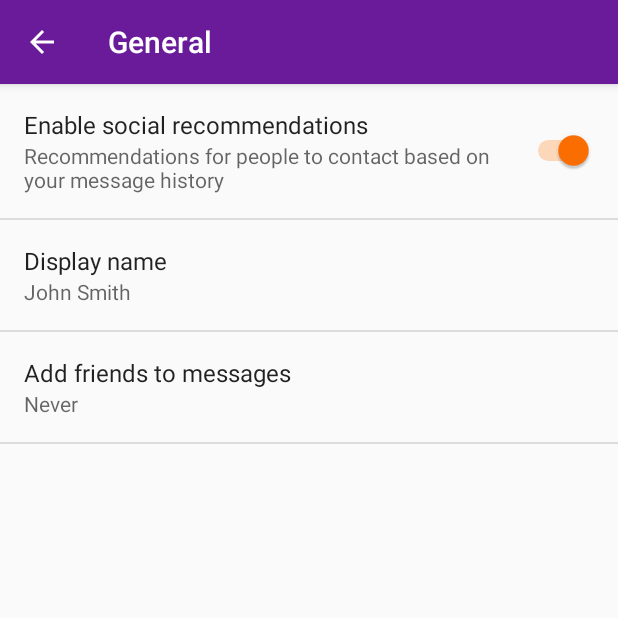
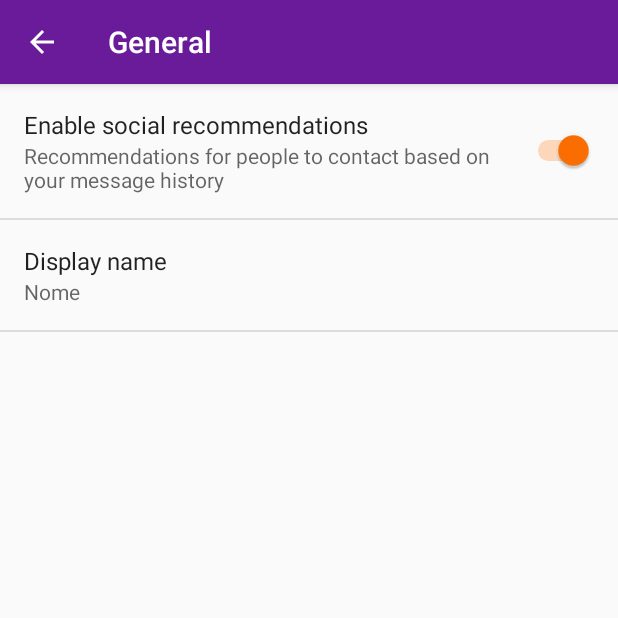
Before and after one commit to VitorVidal14/appdispositivos, an Android app: the SettingsActivity screen opened directly, with no data from a screen before it, after a tap on "General", on a phone screen of 412 x 824 dp, the top half of it. Run offline under Robolectric (Android 15) with nearby library versions, the phone set to English and light mode, and no system bars.

```diff
--- a/app/src/main/AndroidManifest.xml
+++ b/app/src/main/AndroidManifest.xml
@@ -27,7 +27,11 @@
                 android:name="android.support.PARENT_ACTIVITY"
                 android:value="vitor.com.appdispositivos.MainActivity" />
         </activity>
-        <activity android:name=".NewTask"></activity>
+        <activity android:name=".NewTask" />
+        <activity
+            android:name=".Main2Activity"
+            android:label="@string/title_activity_main2"
+            android:theme="@style/AppTheme.NoActionBar"></activity>
     </application>
 
 </manifest>
--- a/app/src/main/res/values/strings.xml
+++ b/app/src/main/res/values/strings.xml
@@ -9,6 +9,15 @@
 
     <!-- Strings related to Settings -->
 
+    <!-- Example Info settings -->
+    <string name="pref_header_info">Info</string>
+    <string name="pref_title_display_version">Versao do app: 1.1.01</string>
+    <string name="pref_title_display_contato">contato@ztd.com</string>
+    <string name="pref_title_social_recommendations1">Enable social recommendations</string>
+    <string name="pref_description_social_recommendations1">Recommendations for people to contact
+        based on your message history
+    </string>
+
     <!-- Example General settings -->
     <string name="pref_header_general">General</string>
 
@@ -17,8 +26,9 @@
         based on your message history
     </string>
 
+    <string name="pref_title_display_name1">Versao do app: 1.1.01</string>
     <string name="pref_title_display_name">Display name</string>
-    <string name="pref_default_display_name">John Smith</string>
+    <string name="pref_default_display_name">Nome</string>
 
     <string name="pref_title_add_friends_to_messages">Add friends to messages</string>
     <string-array name="pref_example_list_titles">
@@ -78,4 +88,5 @@
     <string name="pref_ringtone_silent">Silent</string>
 
     <string name="pref_title_vibrate">Vibrate</string>
+    <string name="title_activity_main2">Main2Activity</string>
 </resources>
--- a/app/src/main/res/xml/pref_general.xml
+++ b/app/src/main/res/xml/pref_general.xml
@@ -18,16 +18,12 @@
         android:singleLine="true"
         android:title="@string/pref_title_display_name" />
 
+
     <!-- NOTE: Hide buttons to simplify the UI. Users can touch outside the dialog to
          dismiss it. -->
     <!-- NOTE: ListPreference's summary should be set to its value by the activity code. -->
-    <ListPreference
-        android:defaultValue="-1"
-        android:entries="@array/pref_example_list_titles"
-        android:entryValues="@array/pref_example_list_values"
-        android:key="example_list"
-        android:negativeButtonText="@null"
-        android:positiveButtonText="@null"
-        android:title="@string/pref_title_add_friends_to_messages" />
+
+
+
 
 </PreferenceScreen>
--- a/app/src/main/res/xml/pref_headers.xml
+++ b/app/src/main/res/xml/pref_headers.xml
@@ -17,4 +17,9 @@
         android:icon="@drawable/ic_sync_black_24dp"
         android:title="@string/pref_header_data_sync" />
 
+    <header
+        android:fragment="vitor.com.appdispositivos.SettingsActivity$InfoPreferenceFragment"
+        android:icon="@drawable/ic_info_black_24dp"
+        android:title="@string/pref_header_info" />
+
 </preference-headers>
```
Also changed, not shown: app/src/main/java/vitor/com/appdispositivos/SettingsActivity.java (+32 -3 lines).
